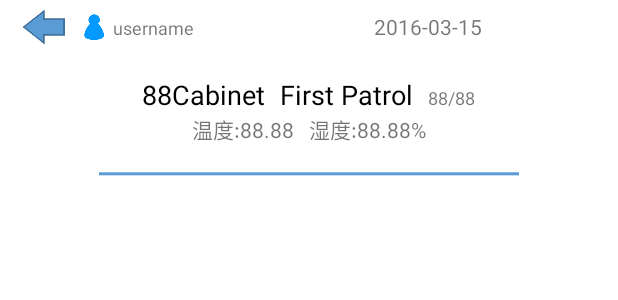
After one commit to LeeMoby/MrSix, an Android app: the layout room_activity.xml on its own in the app's theme, with its tools: preview values and no code run, on a phone screen of 412 x 824 dp. The commit adds this screen. Shown: the top 300 px of the screen. Run offline under Robolectric (Android 15) with nearby library versions, the phone set to English and light mode, and no system bars.

Commit message:
add room activity.

```diff
--- a/app/src/main/AndroidManifest.xml
+++ b/app/src/main/AndroidManifest.xml
@@ -57,6 +57,10 @@
             android:name=".PatrolIndexActivity"
             android:label="@string/app_name"
             android:theme="@style/AppTheme.NoActionBar" />
+        <activity
+            android:name=".RoomActivity"
+            android:label="@string/app_name"
+            android:theme="@style/AppTheme.NoActionBar" />
     </application>
 
 </manifest>
--- a/app/src/main/java/com/moby/mrsix/CaptureResultActivity.java
+++ b/app/src/main/java/com/moby/mrsix/CaptureResultActivity.java
@@ -6,6 +6,7 @@ import android.os.Bundle;
 import android.view.View;
 import android.widget.Button;
 import android.widget.TextView;
+import android.widget.Toast;
 
 import com.moby.mrsix.zxing.Intents;
 
@@ -70,7 +71,7 @@ public class CaptureResultActivity extends Activity implements View.OnClickListe
                 finish();
                 break;
             case R.id.btn_qrcode_save:
-
+                Toast.makeText(this, "Save Data", Toast.LENGTH_SHORT).show();
                 break;
             default:
                 break;
--- a/app/src/main/java/com/moby/mrsix/PatrolIndexActivity.java
+++ b/app/src/main/java/com/moby/mrsix/PatrolIndexActivity.java
@@ -4,6 +4,7 @@ import android.app.Activity;
 import android.content.Intent;
 import android.os.Bundle;
 import android.view.View;
+import android.widget.AdapterView;
 import android.widget.Button;
 import android.widget.ImageButton;
 import android.widget.ListView;
@@ -21,7 +22,7 @@ import java.util.Map;
 /**
  * Created by moby on 3/16/16.
  */
-public class PatrolIndexActivity extends Activity implements View.OnClickListener {
+public class PatrolIndexActivity extends Activity implements View.OnClickListener, AdapterView.OnItemClickListener {
     private BaseApplication baseApplication;
     private static final int REQUEST_CODE = 200;
     private String username;
@@ -47,13 +48,14 @@ public class PatrolIndexActivity extends Activity implements View.OnClickListene
     private List<Map<String, Object>> dataList;
     private String titleStr;
     private String patrolTimeStr;
+    private Intent intent_patrol2room;
 
     @Override
     protected void onCreate(Bundle savedInstanceState) {
         super.onCreate(savedInstanceState);
         setContentView(R.layout.patrol_index);
         //init
-        baseApplication = (BaseApplication)getApplication();
+        baseApplication = (BaseApplication) getApplication();
         username = baseApplication.getLogin_user();
         patrolTimes = baseApplication.getPatrol_times();
         ibtn_patrol_return = (ImageButton) findViewById(R.id.ibtn_patrol_return);
@@ -65,6 +67,7 @@ public class PatrolIndexActivity extends Activity implements View.OnClickListene
         tv_patrol_index_time = (TextView) findViewById(R.id.tv_patrol_index_time);
         btn_patrol = (Button) findViewById(R.id.btn_patrol);
         dataList = new ArrayList<Map<String, Object>>();
+        intent_patrol2room = new Intent(this, RoomActivity.class);
         // init data
         initListViewData();
         //init adapter
@@ -140,7 +143,7 @@ public class PatrolIndexActivity extends Activity implements View.OnClickListene
 
     @Override
     public void onClick(View v) {
-        switch(v.getId()){
+        switch (v.getId()) {
             case R.id.btn_patrol:
                 /**
                  * 启动摄像头,扫描二维码
@@ -182,4 +185,10 @@ public class PatrolIndexActivity extends Activity implements View.OnClickListene
             }
         }
     }
+
+    @Override
+    public void onItemClick(AdapterView<?> parent, View view, int position, long id) {
+        intent_patrol2room.putExtra("position", position);
+        startActivity(intent_patrol2room);
+    }
 }
--- /dev/null
+++ b/app/src/main/java/com/moby/mrsix/RoomActivity.java
@@ -0,0 +1,40 @@
+package com.moby.mrsix;
+
+import android.app.Activity;
+import android.os.Bundle;
+import android.widget.ImageButton;
+import android.widget.TextView;
+
+
+
+/**
+ * Created by Moby on 16/3/24.
+ */
+public class RoomActivity extends Activity {
+    private ImageButton ibtn_room_return;
+    private TextView tv_room_user;
+    private TextView tv_room_date;
+    private TextView tv_room_name;
+    private TextView tv_room_patrol;
+    @Override
+    protected void onCreate(Bundle savedInstanceState) {
+        super.onCreate(savedInstanceState);
+        setContentView(R.layout.room_activity);
+        initActivity();
+        initData();
+    }
+
+    private void initActivity() {
+        ibtn_room_return = (ImageButton) findViewById(R.id.ibtn_room_return);
+        tv_room_user = (TextView) findViewById(R.id.tv_room_user);
+        tv_room_date = (TextView) findViewById(R.id.tv_room_date);
+        tv_room_name = (TextView) findViewById(R.id.tv_room_name);
+        tv_room_patrol = (TextView) findViewById(R.id.tv_room_patrol);
+
+
+    }
+
+    private void initData() {
+
+    }
+}
--- a/app/src/main/res/layout/patrol_index.xml
+++ b/app/src/main/res/layout/patrol_index.xml
@@ -78,7 +78,6 @@
     </LinearLayout>
 
     <ImageView
-        android:id="@+id/iv_index_line"
         android:layout_width="280dp"
         android:layout_height="wrap_content"
         android:layout_gravity="center"
--- /dev/null
+++ b/app/src/main/res/layout/room_activity.xml
@@ -0,0 +1,121 @@
+<?xml version="1.0" encoding="utf-8"?>
+<LinearLayout xmlns:android="http://schemas.android.com/apk/res/android"
+    android:layout_width="match_parent"
+    android:layout_height="match_parent"
+    android:background="@color/colorWhite"
+    android:orientation="vertical"
+    android:paddingLeft="10dp"
+    android:paddingRight="10dp">
+
+    <LinearLayout
+        android:layout_width="match_parent"
+        android:layout_height="wrap_content"
+        android:layout_gravity="center"
+        android:layout_marginTop="5dp">
+
+        <ImageButton
+            android:id="@+id/ibtn_room_return"
+            android:layout_width="40dp"
+            android:layout_height="25dp"
+            android:background="@drawable/btn_return" />
+
+        <ImageView
+            android:layout_width="25dp"
+            android:layout_height="25dp"
+            android:src="@drawable/user" />
+
+        <TextView
+            android:id="@+id/tv_room_user"
+            android:layout_width="110dp"
+            android:layout_height="25dp"
+            android:text="username"
+            android:textSize="12sp" />
+
+        <TextView
+            android:id="@+id/tv_room_date"
+            android:layout_width="80dp"
+            android:layout_height="25dp"
+            android:layout_marginLeft="60dp"
+            android:gravity="center"
+            android:text="2016-03-15" />
+    </LinearLayout>
+
+    <LinearLayout
+        android:layout_width="wrap_content"
+        android:layout_height="wrap_content"
+        android:layout_gravity="center"
+        android:layout_marginTop="20dp">
+
+        <TextView
+            android:id="@+id/tv_room_name"
+            android:layout_width="wrap_content"
+            android:layout_height="wrap_content"
+            android:text="88Cabinet"
+            android:textColor="#000000"
+            android:textSize="18sp" />
+
+        <TextView
+            android:id="@+id/tv_room_patrol"
+            android:layout_width="wrap_content"
+            android:layout_height="wrap_content"
+            android:layout_marginLeft="10dp"
+            android:text="First Patrol"
+            android:textColor="#000000"
+            android:textSize="18sp" />
+
+        <TextView
+            android:id="@+id/tv_room_process"
+            android:layout_width="wrap_content"
+            android:layout_height="wrap_content"
+            android:layout_marginLeft="10dp"
+            android:text="88/88"
+            android:textSize="12sp" />
+    </LinearLayout>
+
+    <LinearLayout
+        android:layout_width="wrap_content"
+        android:layout_height="wrap_content"
+        android:layout_gravity="center">
+
+        <TextView
+            android:layout_width="wrap_content"
+            android:layout_height="wrap_content"
+            android:text="@string/tv_room_temperature" />
+
+        <TextView
+            android:id="@+id/tv_room_temperature"
+            android:layout_width="wrap_content"
+            android:layout_height="wrap_content"
+            android:text="88.88" />
+
+        <TextView
+            android:layout_width="wrap_content"
+            android:layout_height="wrap_content"
+            android:layout_marginLeft="10dp"
+            android:text="@string/humidity" />
+
+        <TextView
+            android:id="@+id/tv_room_humidity"
+            android:layout_width="wrap_content"
+            android:layout_height="wrap_content"
+            android:text="88.88%" />
+    </LinearLayout>
+    <ImageView
+        android:layout_width="280dp"
+        android:layout_height="wrap_content"
+        android:layout_gravity="center"
+        android:background="@drawable/line" />
+    <LinearLayout
+        android:layout_width="match_parent"
+        android:layout_height="wrap_content"
+        android:gravity="center"
+        android:orientation="vertical"
+        android:paddingLeft="10dp"
+        android:paddingRight="10dp">
+
+        <ListView
+            android:id="@+id/lv_room"
+            android:layout_width="wrap_content"
+            android:layout_height="wrap_content" />
+    </LinearLayout>
+</LinearLayout>
--- a/app/src/main/res/values/strings.xml
+++ b/app/src/main/res/values/strings.xml
@@ -19,5 +19,7 @@
     <string name="picture">拍照</string>
     <string name="cabinet_detail">详情:</string>
     <string name="cabinet_anomaly">异常:</string>
+    <string name="tv_room_temperature">温度:</string>
+    <string name="humidity">湿度:</string>
 
 </resources>
```
